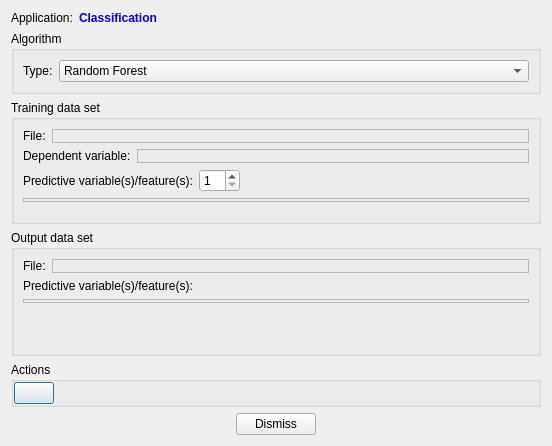
Above: dialogs/machinelearningdialog.ui from PauloCarvalhoRJ/gammaray before the change. Below: the same form after it.
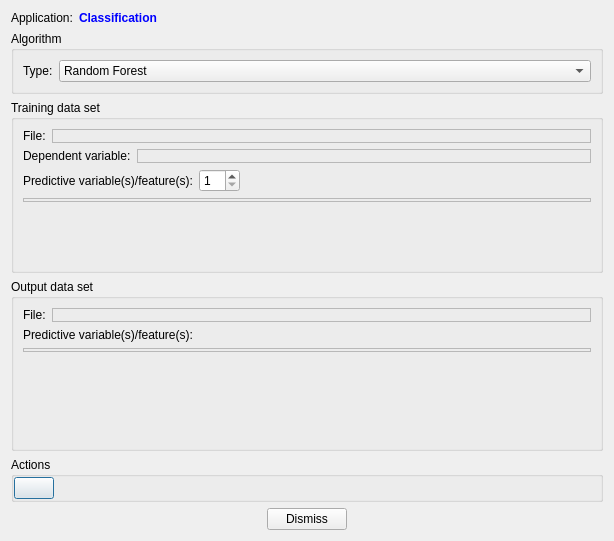
That is the form after the change. Icons and pictures are not drawn.

Commit message: Finishing GUI functionality for the Machine Learning dialog.

```diff
--- a/dialogs/machinelearningdialog.ui
+++ b/dialogs/machinelearningdialog.ui
@@ -6,8 +6,8 @@
    <rect>
     <x>0</x>
     <y>0</y>
-    <width>552</width>
-    <height>446</height>
+    <width>614</width>
+    <height>541</height>
    </rect>
   </property>
   <property name="windowTitle">
```
Left out of the diff: 25 changed lines with no effect on the pictures. The commit also changes 3 other files.
